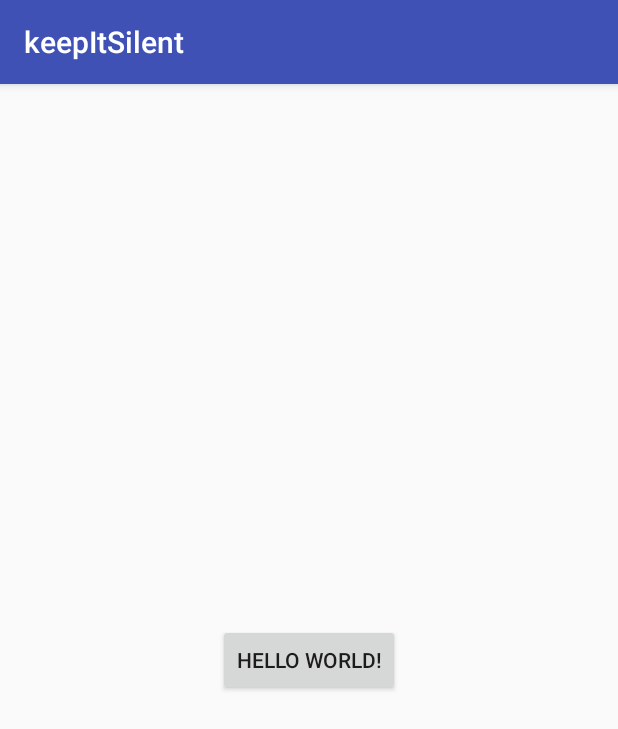
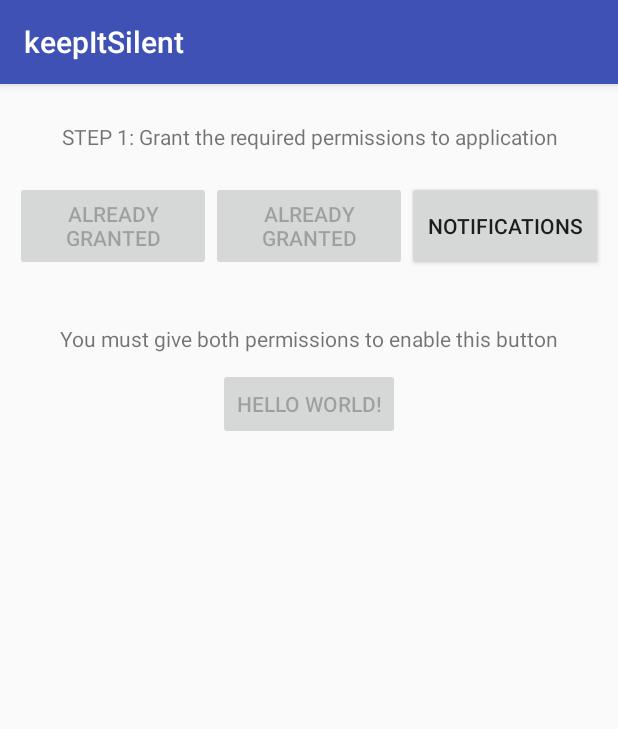
Before and after one commit to juniaziz/KeepItSilent, an Android app: the screen it shows after launch (MainActivity), on a phone screen of 412 x 824 dp. Shown: the top 729 px of the screen. Run offline under Robolectric (Android 15) with nearby library versions, the phone set to English and light mode, and no system bars.

```diff
--- a/app/src/main/AndroidManifest.xml
+++ b/app/src/main/AndroidManifest.xml
@@ -4,6 +4,7 @@
 
     <uses-permission android:name="android.permission.READ_PHONE_STATE" />
     <uses-permission android:name="android.permission.WRITE_SETTINGS"/>
+    <uses-permission android:name="android.permission.ACCESS_NOTIFICATION_POLICY"/>
 
     <application
         android:allowBackup="true"
--- a/app/src/main/java/com/junaidaziz/keepitsilent/MainActivity.java
+++ b/app/src/main/java/com/junaidaziz/keepitsilent/MainActivity.java
@@ -1,6 +1,7 @@
 package com.junaidaziz.keepitsilent;
 
 import android.Manifest;
+import android.app.NotificationManager;
 import android.content.pm.PackageManager;
 import android.provider.Settings;
 import android.support.annotation.NonNull;
@@ -12,6 +13,7 @@ import android.content.*;
 import android.util.Log;
 import android.view.View;
 import android.widget.Button;
+import android.widget.TextView;
 import android.widget.Toast;
 import android.net.Uri;
 import android.media.AudioManager;
@@ -19,21 +21,29 @@ import android.media.AudioManager;
 public class MainActivity extends AppCompatActivity {
 
     Context context;
+    NotificationManager notificationManager;
     private static final int MY_PERMISSIONS_REQUEST_READ_PHONE_STATE = 101;
-    boolean audioPermission;
-    boolean readPhonePermission;
+    static boolean audioPermission =false;
+    static boolean readPhonePermission =false;
     static Button soundBtn;
+    static Button readCalls;
+    static Button audio;
+    static Button notificationsBtn;
+    static TextView btn_textView;
+    static TextView step_1_textView;
+
 
     @Override
     protected void onCreate(Bundle savedInstanceState) {
         super.onCreate(savedInstanceState);
         setContentView(R.layout.activity_main);
         this.context = this;
+        Log.d("Activity: ", "onCreate()");
 
-        audioPermission = checkForAudioPermission();
-        readPhonePermission = checkForReadPhonePermission();
+        notificationManager = (NotificationManager) context.getSystemService(Context.NOTIFICATION_SERVICE);
 
-        Log.d("Permissions: ", audioPermission + " " + readPhonePermission);
+//        audioPermission = checkForAudioPermission();
+//        readPhonePermission = checkForReadPhonePermission();
 
 //        Intent incomingCall = new Intent(this.context, IncomingCall.class);
 //
@@ -45,13 +55,11 @@ public class MainActivity extends AppCompatActivity {
 //        }
 
         soundBtn = findViewById(R.id.soundBtn);
-        soundBtn.setEnabled(false);
-        soundBtn.setOnClickListener(onSoundBtnListener);
-
-        if (!audioPermission){
-            audioPermission = checkForAudioPermission();
-        }
-
+        readCalls = findViewById(R.id.read_calls_permission);
+        audio = findViewById(R.id.audio_permission_Btn);
+        btn_textView = findViewById(R.id.btn_text);
+        step_1_textView = findViewById(R.id.step_1_textview);
+        notificationsBtn = findViewById(R.id.notification_Btn);
 
 
     }
@@ -60,23 +68,66 @@ public class MainActivity extends AppCompatActivity {
     protected void onResume() {
         super.onResume();
 
+        Log.d("Activity: ", "onResume()");
 
-        if (!readPhonePermission){
-            readPhonePermission = checkForReadPhonePermission();
+        readCalls.setEnabled(false);
+        readCalls.setText(R.string.permission_granted);
+        audio.setEnabled(false);
+        audio.setText(R.string.permission_granted);
+        soundBtn.setEnabled(false);
+        notificationsBtn.setEnabled(false);
+        notificationsBtn.setText(R.string.permission_granted);
+
+
+        if (!checkForAudioPermission()){
+            audio.setEnabled(true);
+            audio.setText(R.string.audio);
+            audio.setOnClickListener(new View.OnClickListener() {
+                @Override
+                public void onClick(View v) {
+                    askForAudioPermission(context);
+                }
+            });
         }
 
-        if (audioPermission && readPhonePermission){
-            soundBtn.setEnabled(true);
-
+        if (!checkForReadPhonePermission()){
+            readCalls.setEnabled(true);
+            readCalls.setText(R.string.read_calls);
+            readCalls.setOnClickListener(new View.OnClickListener() {
+                @Override
+                public void onClick(View v) {
+                    askForPhonePermission();
+                }
+            });
         }
 
+        if (Build.VERSION.SDK_INT >= Build.VERSION_CODES.M){
+            if (!checkForNotificationsPermission()){
+                notificationsBtn.setEnabled(true);
+                notificationsBtn.setText(R.string.notifications);
+                notificationsBtn.setOnClickListener(new View.OnClickListener() {
+                    @Override
+                    public void onClick(View v) {
+                        askForNotificationsPermission();
+                    }
+                });
+                Toast.makeText(context, "Notification Access Asked", Toast.LENGTH_LONG).show();
+            }  else {
+                Toast.makeText(context, "Notification Access Granted", Toast.LENGTH_LONG).show();
+            }
+        }
+
+        if (checkForPermissions()){
+            soundBtn.setEnabled(true);
+            soundBtn.setOnClickListener(onSoundBtnListener);
+            btn_textView.setVisibility(View.INVISIBLE);
+            step_1_textView.setText(R.string.step_1_done);
+        }
     }
 
     Button.OnClickListener onSoundBtnListener = new View.OnClickListener() {
         @Override
         public void onClick(View v) {
-
-            if (checkForPermissions()) {
                 try {
                     //toggleSoundMode();
                     Intent intent = new Intent();
@@ -86,40 +137,41 @@ public class MainActivity extends AppCompatActivity {
                 } catch (Exception e) {
                     Log.d("toggle sound", "fail at button, reason:", e);
                 }
-            } else {
-                Toast.makeText(MainActivity.this, "Permission Not granted", Toast.LENGTH_LONG).show();
-            }
         }
     };
 
     public boolean checkForPermissions(){
-
-            if (audioPermission && readPhonePermission){
+            if (checkForAudioPermission() && checkForReadPhonePermission() && checkForNotificationsPermission()){
                 return true;
             }  else {
                 return false;
             }
+    }
 
-
-    }
 
     public boolean checkForAudioPermission(){
         if (Build.VERSION.SDK_INT >= Build.VERSION_CODES.M){
             if (!Settings.System.canWrite(context)){
                 Log.d("Permission: ", "at API 23+ statement");
-                showPermissionDialog(context);
+               return false;
             } else if (Settings.System.canWrite(context)) {
-                Log.d("Permission: ", "Granted");
-                readPhonePermission = true;
+                Log.d("Permission: ", "Audio Granted");
                 return true;
             }
         } else if (ContextCompat.checkSelfPermission(context, Manifest.permission.WRITE_SETTINGS) == PackageManager.PERMISSION_GRANTED){
+            Log.d("Permission: ", "Audio Granted");
             return true;
         }
-
-
         return false;
     }
+
+    public void askForAudioPermission(final Context c){
+        Intent intent = new Intent(android.provider.Settings.ACTION_MANAGE_WRITE_SETTINGS);
+        intent.setData(Uri.parse("package:" + c.getPackageName()));
+        intent.addFlags(Intent.FLAG_ACTIVITY_NEW_TASK);
+        startActivity(intent);
+    }
+
 
     @Override
     public void onRequestPermissionsResult(int requestCode, @NonNull String[] permissions, @NonNull int[] grantResults) {
@@ -128,6 +180,11 @@ public class MainActivity extends AppCompatActivity {
                 if (grantResults.length > 0 && grantResults[0] == PackageManager.PERMISSION_GRANTED){
                     try {
                         readPhonePermission = true;
+
+                        if (checkForReadPhonePermission() && checkForAudioPermission()){
+                            soundBtn.setEnabled(true);
+                        }
+
                     } catch (Exception e) {
                         Log.d("Copying Database", "fail at menu location, reason:", e);
                     }
@@ -135,31 +192,48 @@ public class MainActivity extends AppCompatActivity {
                     Toast.makeText(context, "Permission Not granted", Toast.LENGTH_LONG).show();
                 }
             }
+            case Intent.FLAG_ACTIVITY_NEW_TASK: {
+
+            }
         }
     }
 
     public boolean checkForReadPhonePermission(){
 
         if (ContextCompat.checkSelfPermission(context, Manifest.permission.READ_PHONE_STATE) == PackageManager.PERMISSION_GRANTED){
-            Toast.makeText(context, "READ PHONE STATE PERMISSION GRANTED", Toast.LENGTH_LONG).show();
+//            Toast.makeText(context, "READ PHONE STATE PERMISSION GRANTED", Toast.LENGTH_LONG).show();
+            Log.d("Permission: ", "Read Phone Granted");
             return true;
         } else {
-            ActivityCompat.requestPermissions(MainActivity.this,
-                    new String[]{Manifest.permission.READ_PHONE_STATE},
-                    MY_PERMISSIONS_REQUEST_READ_PHONE_STATE);
             return false;
         }
 
     }
 
+    public void askForPhonePermission(){
+        ActivityCompat.requestPermissions(MainActivity.this,
+                new String[]{Manifest.permission.READ_PHONE_STATE},
+                MY_PERMISSIONS_REQUEST_READ_PHONE_STATE);
+    }
 
-    public void showPermissionDialog(final Context c){
-        Intent intent = new Intent(android.provider.Settings.ACTION_MANAGE_WRITE_SETTINGS);
-        intent.setData(Uri.parse("package:" + c.getPackageName()));
-        intent.addFlags(Intent.FLAG_ACTIVITY_NEW_TASK);
+    public boolean checkForNotificationsPermission(){
+
+        if (Build.VERSION.SDK_INT >= Build.VERSION_CODES.M && notificationManager.isNotificationPolicyAccessGranted()) {
+            Log.d("Permission: ", "Notifications Granted");
+            return true;
+        } else if (Build.VERSION.SDK_INT < Build.VERSION_CODES.M){
+            return true;
+        } else {
+            return false;
+        }
+    }
+
+    public void askForNotificationsPermission(){
+        Intent intent = new Intent(android.provider.Settings.ACTION_NOTIFICATION_POLICY_ACCESS_SETTINGS);
         startActivity(intent);
     }
 
 
 
+
 }
--- a/app/src/main/res/layout/activity_main.xml
+++ b/app/src/main/res/layout/activity_main.xml
@@ -1,21 +1,100 @@
 <?xml version="1.0" encoding="utf-8"?>
-<android.support.constraint.ConstraintLayout xmlns:android="http://schemas.android.com/apk/res/android"
+<LinearLayout xmlns:android="http://schemas.android.com/apk/res/android"
     xmlns:app="http://schemas.android.com/apk/res-auto"
     xmlns:tools="http://schemas.android.com/tools"
     android:layout_width="match_parent"
     android:layout_height="match_parent"
+    android:orientation="vertical"
     tools:context="com.junaidaziz.keepitsilent.MainActivity">
 
-    <Button
-        android:layout_width="wrap_content"
+
+    <LinearLayout
+        android:layout_width="match_parent"
         android:layout_height="wrap_content"
-        android:text="Hello World!"
-        android:id="@+id/soundBtn"
-        app:layout_constraintBottom_toBottomOf="parent"
-        app:layout_constraintLeft_toLeftOf="parent"
-        app:layout_constraintRight_toRightOf="parent"
-        app:layout_constraintTop_toTopOf="parent" />
+        android:orientation="vertical"
+        android:gravity="center"
+        android:layout_marginTop="25dp">
+
+        <TextView
+            android:layout_width="match_parent"
+            android:layout_height="wrap_content"
+            android:text="@string/step_1"
+            android:id="@+id/step_1_textview"
+            android:gravity="center"/>
+
+        <LinearLayout
+            android:layout_width="match_parent"
+            android:layout_height="80dp"
+            android:orientation="horizontal"
+            android:weightSum="3"
+            android:padding="10dp"
+            android:layout_marginTop="10dp">
+
+            <Button
+                android:layout_width="match_parent"
+                android:layout_height="match_parent"
+                android:text="@string/read_calls"
+                android:layout_weight="1"
+                android:id="@+id/read_calls_permission"/>
+
+
+            <Button
+                android:layout_width="match_parent"
+                android:layout_height="match_parent"
+                android:text="@string/audio"
+                android:id="@+id/audio_permission_Btn"
+                android:layout_weight="1"/>
+
+            <Button
+                android:layout_width="match_parent"
+                android:layout_height="match_parent"
+                android:text="@string/notifications"
+                android:id="@+id/notification_Btn"
+                android:layout_weight="1"/>
+
+        </LinearLayout>
+
+
+        <!--STEP TWO-->
+
+        <LinearLayout
+            android:layout_width="match_parent"
+            android:layout_height="wrap_content"
+            android:layout_marginTop="25dp"
+            android:gravity="center"
+            android:orientation="vertical">
+
+
+            <TextView
+                android:layout_width="wrap_content"
+                android:layout_height="wrap_content"
+                android:text="@string/btn_text"
+                android:id="@+id/btn_text"/>
+
+            <Button
+                android:layout_width="wrap_content"
+                android:layout_height="wrap_content"
+                android:text="Hello World!"
+                android:id="@+id/soundBtn"
+                android:layout_marginTop="10dp"/>
 
 
 
-</android.support.constraint.ConstraintLayout>
+        </LinearLayout>
+
+
+
+
+    </LinearLayout>
+
+
+
+
+
+
+
+
+
+
+
+</LinearLayout>
--- a/app/src/main/res/values/strings.xml
+++ b/app/src/main/res/values/strings.xml
@@ -1,3 +1,18 @@
 <resources>
     <string name="app_name">keepItSilent</string>
+
+
+    <string name="step_1">STEP 1: Grant the required permissions to application</string>
+    <string name="step_1_done">All Required permissions granted.</string>
+
+    <string name="read_calls">Read Calls</string>
+    <string name="audio">Audio</string>
+    <string name="notifications">Notifications</string>
+
+    <string name="permission_granted">Already granted</string>
+
+
+    <string name="btn_text">You must give both permissions to enable this button</string>
+
+
 </resources>
```
Also changed, not shown: app/src/main/java/com/junaidaziz/keepitsilent/IncomingCall.java (+73 -10 lines).
